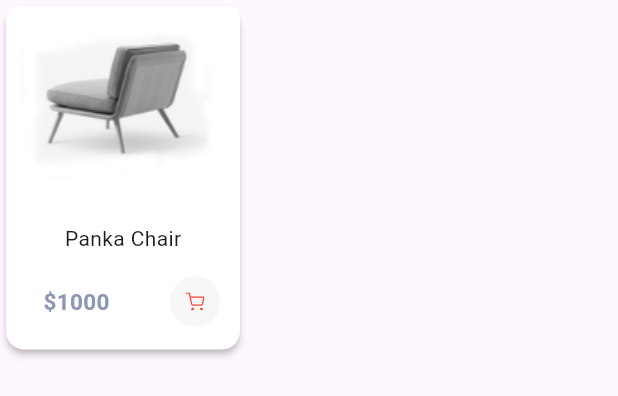
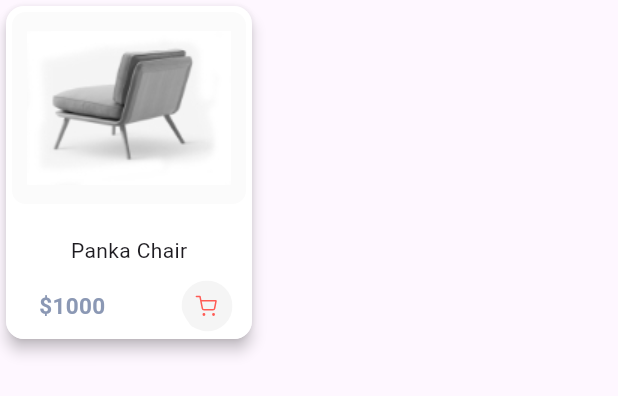
Before and after one commit to matusalaermiyas/Ramni, a Flutter app: the HomeProductCard widget shown alone on an empty page, opened directly with sample values from the repository, on a phone screen of 412 x 824 dp. Shown: the top 396 px of the screen. Run offline on Flutter 3.47's test engine with Material 3 defaults, Android fonts, the light colour scheme and no system bars; our stand-ins replace contained_tab_bar_view, flutter_svg, get; Roboto replaces fonts that are missing (SFPro).

Commit message:
Change the card ui

```diff
--- a/lib/home/home_product_card.dart
+++ b/lib/home/home_product_card.dart
@@ -1,8 +1,6 @@
 import 'package:flutter/material.dart';
 import 'package:flutter_svg/flutter_svg.dart';
-import 'package:get/get.dart';
 import 'package:ramniui/fake_data/trending_products.dart';
-import 'package:ramniui/product_details/product_details.dart';
 
 class HomeProductCard extends StatelessWidget {
   final TrendingProductsModel product;
@@ -11,22 +9,29 @@ class HomeProductCard extends StatelessWidget {
 
   @override
   Widget build(BuildContext context) {
-    return GestureDetector(
-      onTap: () => Get.to(const ProductDetailsScreen()),
+    return Container(
+      margin: const EdgeInsets.only(right: 13),
+      child: Card(
+        elevation: 4,
+        shape: RoundedRectangleBorder(
+          borderRadius: BorderRadius.circular(12),
+        ),
         child: Container(
-        width: 164,
-        height: 237,
-        decoration: BoxDecoration(borderRadius: BorderRadius.circular(10)),
-        child: Card(
-          elevation: 2,
+          width: 164, // Sets width only for Container
+          height: 222,
+          decoration: BoxDecoration(
             color: Colors.white,
+            borderRadius: BorderRadius.circular(12),
+          ),
           child: Column(
+            mainAxisSize: MainAxisSize.min,
             children: [
               Container(
+                margin: const EdgeInsets.all(4),
                 width: 156,
                 height: 128,
                 decoration: BoxDecoration(
-                    color: Colors.white,
+                    color: const Color(0xFFFBFBFB),
                     borderRadius: BorderRadius.circular(9)),
                 child: Image.asset(
                   "assets/images/${product.imageFileName}",
@@ -34,24 +39,21 @@ class HomeProductCard extends StatelessWidget {
                   height: 103,
                 ),
               ),
-              Container(
-                  margin: const EdgeInsets.only(top: 17),
-                  child: Text(
+              const SizedBox(
+                height: 17,
+              ),
+              Text(
                 product.productName,
                 style: const TextStyle(fontSize: 14),
-                  )),
-              Container(
-                margin: const EdgeInsets.only(
-                  top: 15,
-                  left: 22,
               ),
-                child: Row(
+              const SizedBox(
+                height: 10,
+              ),
+              Row(
                 mainAxisAlignment: MainAxisAlignment.spaceBetween,
                 children: [
-                    SizedBox(
-                        width: 50,
-                        child: FittedBox(
-                          fit: BoxFit.scaleDown,
+                  Padding(
+                    padding: const EdgeInsets.only(left: 22.0),
                     child: Text(
                       "\$${product.price}",
                       style: const TextStyle(
@@ -59,25 +61,18 @@ class HomeProductCard extends StatelessWidget {
                           fontWeight: FontWeight.w600,
                           color: Color(0xFF8B98B4)),
                     ),
-                        )),
+                  ),
                   Container(
                     width: 34,
                     height: 34,
                     margin: const EdgeInsets.only(right: 13),
-                      decoration: BoxDecoration(
-                        borderRadius: BorderRadius.circular(17),
-                        color: const Color(0xFFF7F7F8),
-                      ),
-                      alignment: Alignment.center,
                     child: SvgPicture.asset(
-                        "assets/svgs/cart.svg",
-                        color: Colors.red,
+                      "assets/svgs/add_to_cart.svg",
                       width: 13,
                       height: 12,
                     ),
                   )
                 ],
-                ),
               )
             ],
           ),
```
Lines whose indentation alone changed are shown as unchanged.
